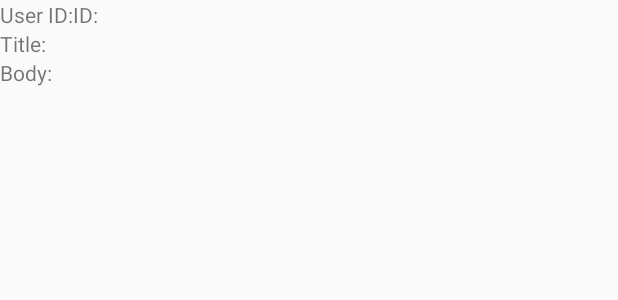
After one commit to hojoung97/AndroidFundamentals, an Android app: the layout recyclerview_item.xml on its own in the app's theme, with its tools: preview values and no code run, on a phone screen of 412 x 824 dp. The commit adds this screen. Shown: the top 300 px of the screen. Run offline under Robolectric (Android 15) with nearby library versions, the phone set to English and light mode, and no system bars.

Commit message:
add RecyclerView

```diff
--- /dev/null
+++ b/MVVMArchitecture/app/src/main/res/layout/recyclerview_item.xml
@@ -0,0 +1,37 @@
+<?xml version="1.0" encoding="utf-8"?>
+<LinearLayout xmlns:android="http://schemas.android.com/apk/res/android"
+    android:layout_width="match_parent"
+    android:layout_height="match_parent"
+    android:orientation="vertical">
+
+    <LinearLayout
+        android:layout_width="match_parent"
+        android:layout_height="wrap_content">
+
+        <TextView
+            android:id="@+id/user_id_textview"
+            android:layout_width="wrap_content"
+            android:layout_height="match_parent"
+            android:text="@string/user_id_prompt" />
+
+        <TextView
+            android:id="@+id/id_textview"
+            android:layout_width="wrap_content"
+            android:layout_height="match_parent"
+            android:text="@string/id_prompt" />
+
+    </LinearLayout>
+
+    <TextView
+        android:id="@+id/title_textview"
+        android:layout_width="match_parent"
+        android:layout_height="wrap_content"
+        android:text="@string/title_prompt" />
+
+    <TextView
+        android:id="@+id/body_textview"
+        android:layout_width="match_parent"
+        android:layout_height="wrap_content"
+        android:text="@string/body_prompt" />
+
+</LinearLayout>
--- a/MVVMArchitecture/app/src/main/res/values/strings.xml
+++ b/MVVMArchitecture/app/src/main/res/values/strings.xml
@@ -1,3 +1,8 @@
 <resources>
     <string name="app_name">MVVMArchitecture</string>
+
+    <string name="user_id_prompt">User ID: </string>
+    <string name="id_prompt">ID: </string>
+    <string name="title_prompt">Title: </string>
+    <string name="body_prompt">Body: </string>
 </resources>
```
Also changed, not shown: MVVMArchitecture/app/src/main/java/com/example/mvvmarchitecture/MainActivity.java (+8 -0 lines), MVVMArchitecture/app/src/main/java/com/example/mvvmarchitecture/PostListAdapter.java (added, +70 -0 lines), MVVMArchitecture/app/src/main/res/layout/activity_main.xml (+7 -4 lines), MVVMArchitecture/app/src/main/res/values/styles.xml (+10 -0 lines).
